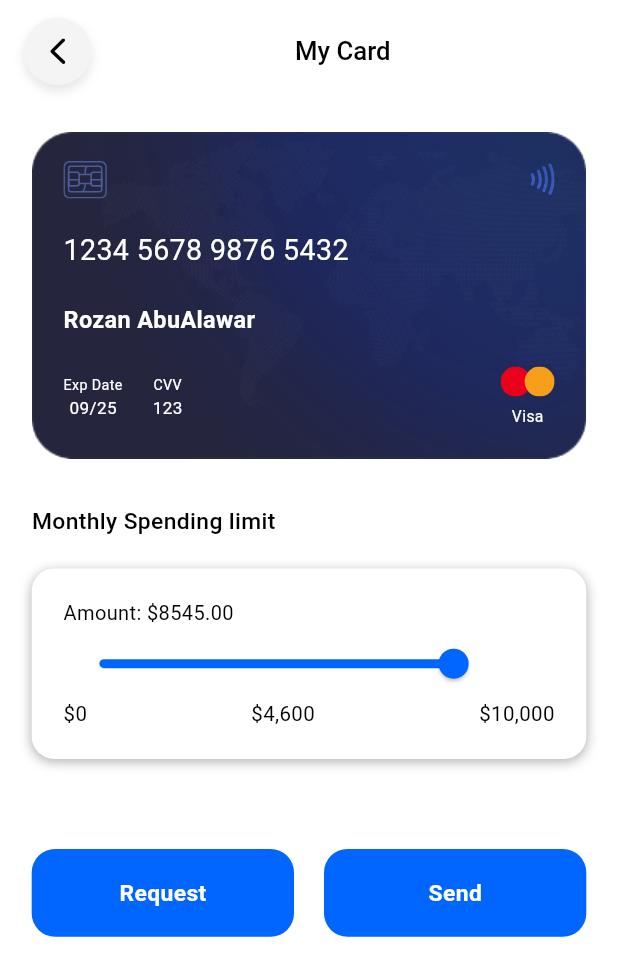
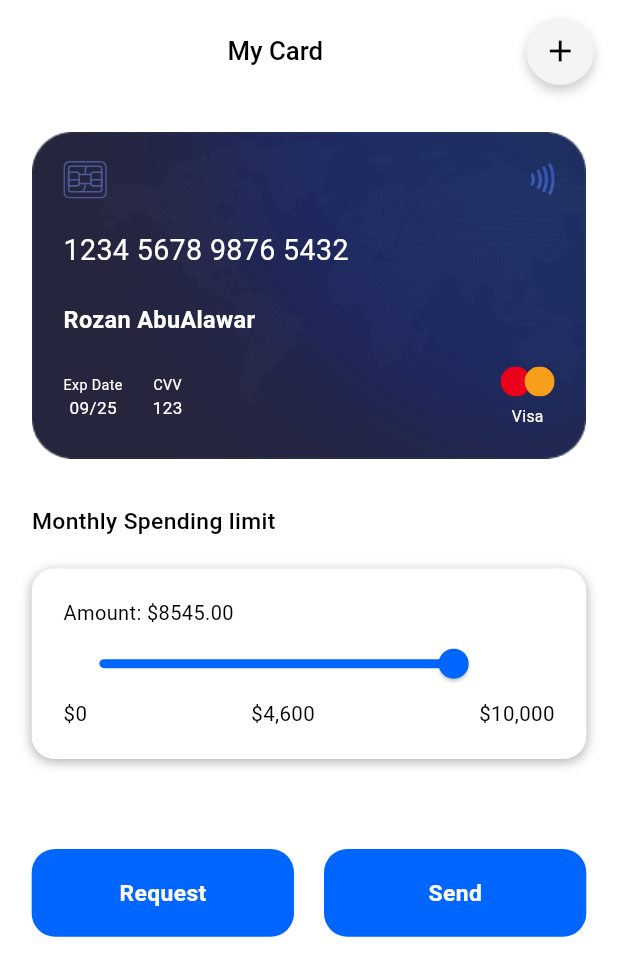
Before and after one commit to rozan-alawar/BankPick, a Flutter app: the CardScreen screen opened directly, on a phone screen of 412 x 824 dp. Shown: the top 976 px of the screen. Run offline on Flutter 3.47's test engine with Material 3 defaults, Android fonts, the phone set to English and light mode, and no system bars; our stand-ins replace dio, easy_localization, fl_chart, flutter_screenutil, flutter_spinkit, flutter_svg and 2 more; accounts and stored records are empty.

Commit message:
Refactor code

```diff
--- a/lib/config/theme/theme_manager.dart
+++ b/lib/config/theme/theme_manager.dart
@@ -123,6 +123,7 @@
 // }
 
 
+import 'package:dakakeen/config/theme/color_manager.dart';
 import 'package:flutter/material.dart';
 
 class ThemeDataStyle {
@@ -130,9 +131,11 @@ class ThemeDataStyle {
   static ThemeData light = ThemeData(
     useMaterial3: true,
     brightness: Brightness.light,
+    appBarTheme: const AppBarTheme(backgroundColor: ColorManager.transparent),
     colorScheme: ColorScheme.light(
+
       background: Colors.grey.shade100,
-      primary: Colors.deepPurple.shade200,
+      primary: ColorManager.primary,
       secondary: Colors.deepPurple.shade300,
     ),
   );
@@ -140,11 +143,14 @@ class ThemeDataStyle {
   static ThemeData dark = ThemeData(
     useMaterial3: true,
     brightness: Brightness.dark,
+    appBarTheme: const AppBarTheme(backgroundColor: ColorManager.transparent),
     colorScheme: ColorScheme.dark(
       background: Colors.grey.shade900,
-      primary: Colors.deepPurple.shade500,
+      primary: ColorManager.primary,
       secondary: Colors.deepPurple.shade700,
+
     ),
+
   );
 
 }
--- a/lib/controller/home_provider.dart
+++ b/lib/controller/home_provider.dart
@@ -13,10 +13,8 @@ import '../model/transaction_model.dart';
 import '../model/user_model.dart';
 
 class HomeProvider with ChangeNotifier {
-  String _name = 'Tanya Myroniuk';
-
   int _currentIndex = 0;
-  bool _isDark=false;
+  bool _isDark = false;
   double _spendingLimit = 8545;
   int get currentIndex => _currentIndex;
   User? _user = User(
@@ -26,7 +24,6 @@ class HomeProvider with ChangeNotifier {
     phoneNumber: '+8801712663389',
     birthDate: DateTime(2000, 9, 28),
     joinedDate: DateTime(2021, 1, 28),
-
     cards: [
       CardModel(
         cardNumber: '1234 5678 9876 5432',
@@ -47,8 +44,8 @@ class HomeProvider with ChangeNotifier {
 
   ThemeData _themeDataStyle = ThemeDataStyle.light;
 
-
   User? get user => _user;
+  bool get isDark => _isDark;
 
   void setUser(User user) {
     _user = user;
@@ -85,38 +82,36 @@ class HomeProvider with ChangeNotifier {
     notifyListeners();
   }
 
-  void addCard({ required GlobalKey<FormState> formkey, required CardModel newCard}) {
+  void addCard(
+      {required GlobalKey<FormState> formkey, required CardModel newCard}) {
     print(formkey.currentState?.validate());
-    if (formkey.currentState?.validate()??false) {
-
+    if (formkey.currentState?.validate() ?? false) {
       _user?.cards.add(newCard);
       notifyListeners();
       sl<NavigationService>().pop();
     }
   }
 
-  void changeTheme({required bool isDark}){
-    if(isDark){
-      _isDark=isDark;
-      _themeDataStyle=ThemeDataStyle.dark;
-    }else{
-      _isDark=isDark;
-
-      _themeDataStyle=ThemeDataStyle.light;
-
+  void changeTheme({required bool isDark}) {
+    if (isDark) {
+      _isDark = isDark;
+      _themeDataStyle = ThemeDataStyle.dark;
+    } else {
+      _isDark = isDark;
+      _themeDataStyle = ThemeDataStyle.light;
     }
     // _isDark=isDark;
 
     notifyListeners();
 
     print('in provider $_isDark');
-
   }
 
-  bool getThemeValue(){
+  bool getThemeValue() {
     return _isDark;
   }
-  ThemeData getTheme(){
+
+  ThemeData getTheme() {
     return _themeDataStyle;
   }
 }
--- a/lib/core/common_widget/circular_card.dart
+++ b/lib/core/common_widget/circular_card.dart
@@ -21,7 +21,7 @@ class CircularCard extends StatelessWidget {
       decoration: BoxDecoration(
           boxShadow: [
             BoxShadow(
-              color: Colors.black.withOpacity(0.1),
+              color: Colors.black.withOpacity(0.2),
               blurRadius: 6,
               offset: const Offset(0, 4),
             )
--- a/lib/presentation/card/card_screen.dart
+++ b/lib/presentation/card/card_screen.dart
@@ -24,7 +24,20 @@ class CardScreen extends StatelessWidget {
   Widget build(BuildContext context) {
     final homeProvider = Provider.of<HomeProvider>(context);
     return Scaffold(
-      appBar: const PrimaryAppBar(title: 'My Card',withLeading:true,),
+      appBar: PrimaryAppBar(
+        title: 'My Card',
+        withLeading: false,
+        action: [
+          GestureDetector(
+            onTap: () => sl<NavigationService>().navigateTo(Routes.show_cards),
+            child: CircularCard(
+              widget: const Icon(Icons.add),
+              width: 45,
+              height: 45,
+            ),
+          ),
+        ],
+      ),
       body: Padding(
         padding: EdgeInsets.symmetric(horizontal: 20.w, vertical: 20.h),
         child: SingleChildScrollView(
@@ -45,9 +58,11 @@ class CardScreen extends StatelessWidget {
                 fontSize: 16.sp,
               ),
               20.height,
-              Provider.of<HomeProvider>(context).getTheme() == ThemeDataStyle.light?
-              Container(
-                padding: EdgeInsets.symmetric(horizontal: 20.w, vertical: 20.h),
+              Provider.of<HomeProvider>(context).getTheme() ==
+                      ThemeDataStyle.light
+                  ? Container(
+                      padding: EdgeInsets.symmetric(
+                          horizontal: 20.w, vertical: 20.h),
                       decoration: BoxDecoration(
                         boxShadow: [
                           BoxShadow(
@@ -73,7 +88,8 @@ class CardScreen extends StatelessWidget {
                             min: 0,
                             max: 10000,
                             divisions: 100,
-                      label: homeProvider.spendingLimit.round().toString(),
+                            label:
+                                homeProvider.spendingLimit.round().toString(),
                             onChanged: (value) {
                               homeProvider.updateSpendingLimit(value);
                             },
@@ -81,15 +97,29 @@ class CardScreen extends StatelessWidget {
                           Row(
                             mainAxisAlignment: MainAxisAlignment.spaceBetween,
                             children: [
-                        Text('\$0', style: TextStyle(fontSize: 14.sp,color: Colors.black,)),
-                        Text('\$4,600', style: TextStyle(fontSize: 14.sp,color: Colors.black,)),
-                        Text('\$10,000', style: TextStyle(fontSize: 14.sp,color: Colors.black,)),
+                              Text('\$0',
+                                  style: TextStyle(
+                                    fontSize: 14.sp,
+                                    color: Colors.black,
+                                  )),
+                              Text('\$4,600',
+                                  style: TextStyle(
+                                    fontSize: 14.sp,
+                                    color: Colors.black,
+                                  )),
+                              Text('\$10,000',
+                                  style: TextStyle(
+                                    fontSize: 14.sp,
+                                    color: Colors.black,
+                                  )),
                             ],
                           ),
                         ],
                       ),
-              ) : Container(
-                padding: EdgeInsets.symmetric(horizontal: 20.w, vertical: 20.h),
+                    )
+                  : Container(
+                      padding: EdgeInsets.symmetric(
+                          horizontal: 20.w, vertical: 20.h),
                       decoration: BoxDecoration(
                         boxShadow: [
                           BoxShadow(
@@ -110,12 +140,13 @@ class CardScreen extends StatelessWidget {
                             color: Colors.white,
                           ),
                           Slider(
-                      activeColor:Colors.white,
+                            activeColor: Colors.white,
                             value: homeProvider.spendingLimit,
                             min: 0,
                             max: 10000,
                             divisions: 100,
-                      label: homeProvider.spendingLimit.round().toString(),
+                            label:
+                                homeProvider.spendingLimit.round().toString(),
                             onChanged: (value) {
                               homeProvider.updateSpendingLimit(value);
                             },
@@ -123,14 +154,26 @@ class CardScreen extends StatelessWidget {
                           Row(
                             mainAxisAlignment: MainAxisAlignment.spaceBetween,
                             children: [
-                        Text('\$0', style: TextStyle(fontSize: 14.sp,color: Colors.white,)),
-                        Text('\$4,600', style: TextStyle(fontSize: 14.sp,color: Colors.white,)),
-                        Text('\$10,000', style: TextStyle(fontSize: 14.sp,color: Colors.white,)),
+                              Text('\$0',
+                                  style: TextStyle(
+                                    fontSize: 14.sp,
+                                    color: Colors.white,
+                                  )),
+                              Text('\$4,600',
+                                  style: TextStyle(
+                                    fontSize: 14.sp,
+                                    color: Colors.white,
+                                  )),
+                              Text('\$10,000',
+                                  style: TextStyle(
+                                    fontSize: 14.sp,
+                                    color: Colors.white,
+                                  )),
                             ],
                           ),
                         ],
                       ),
-              ) ,
+                    ),
               60.height,
               Row(
                 children: [
@@ -151,7 +194,8 @@ class CardScreen extends StatelessWidget {
                   Expanded(
                     child: PrimaryButton(
                       color: ColorManager.primary,
-                      onPressed: ()=> sl<NavigationService>().navigateTo(Routes.send),
+                      onPressed: () =>
+                          sl<NavigationService>().navigateTo(Routes.send),
                       child: PrimaryText(
                         'Send',
                         fontWeight: FontWeight.w600,
--- a/lib/presentation/settings/settings_screen.dart
+++ b/lib/presentation/settings/settings_screen.dart
@@ -27,7 +27,7 @@ class SettingsScreen extends StatelessWidget {
         withLeading: false,
         action: [
           CircularCard(
-            widget: const Icon(Icons.logout_rounded,color: Colors.black),
+            widget:  Icon(Icons.logout_rounded,color:homeProvider.isDark??false?Colors.white:Colors.black ),
             width: 45,
             height: 45,
           ),
--- a/lib/presentation/statistic/notification_screen.dart
+++ b/lib/presentation/statistic/notification_screen.dart
@@ -1,6 +1,8 @@
+import 'package:dakakeen/controller/home_provider.dart';
 import 'package:dakakeen/core/extensions/empty_space_extension.dart';
 import 'package:flutter/material.dart';
 import 'package:flutter_screenutil/flutter_screenutil.dart';
+import 'package:provider/provider.dart';
 
 import '../../core/common_widget/primary_appbar.dart';
 import '../../core/common_widget/primary_text.dart';
@@ -11,6 +13,7 @@ class NotificationScreen extends StatelessWidget {
 
   @override
   Widget build(BuildContext context) {
+    final homeProvider = Provider.of<HomeProvider>(context);
     return Scaffold(
       appBar: const PrimaryAppBar(
         title: 'Notification',
@@ -24,7 +27,7 @@ class NotificationScreen extends StatelessWidget {
           return Container(
             margin: EdgeInsetsDirectional.symmetric(horizontal: 8.w),
             padding: EdgeInsetsDirectional.symmetric(vertical: 8.w),
-            decoration: BoxDecoration(color: Colors.white, boxShadow: [
+            decoration: BoxDecoration(color: (homeProvider.isDark??false)?Colors.black: Colors.white, boxShadow: [
               BoxShadow(
                 color: Colors.black.withOpacity(0.4),
                 offset: const Offset(0, 2),
--- a/lib/presentation/statistic/statistics_screen.dart
+++ b/lib/presentation/statistic/statistics_screen.dart
@@ -1,10 +1,12 @@
 import 'package:dakakeen/config/theme/assets_manager.dart';
+import 'package:dakakeen/controller/home_provider.dart';
 import 'package:dakakeen/core/extensions/empty_space_extension.dart';
 import 'package:dakakeen/presentation/home/transactions_list_section.dart';
 import 'package:flutter/material.dart';
 import 'package:flutter_screenutil/flutter_screenutil.dart';
 import 'package:fl_chart/fl_chart.dart';
 import 'package:flutter_svg/flutter_svg.dart';
+import 'package:provider/provider.dart';
 
 import '../../config/routes/routes.dart';
 import '../../config/theme/color_manager.dart';
@@ -19,14 +21,14 @@ class StatisticsScreen extends StatelessWidget {
 
   @override
   Widget build(BuildContext context) {
+    final homeProvider =Provider.of<HomeProvider>(context);
     return Scaffold(
       appBar:  PrimaryAppBar(title: 'Statistics',withLeading: false,action: [ GestureDetector(
         onTap: () =>
             sl<NavigationService>().navigateTo(Routes.notification),
         child: CircularCard(
           widget: SvgPicture.asset(
-            IconAssets.notification,
-            color: Colors.black,
+            IconAssets.notification,color:homeProvider.isDark??false?Colors.white:Colors.black,
           ),
           width: 45,
           height: 45,
```
Also changed, not shown: lib/main.dart (+3 -6 lines), lib/presentation/card/request_screen.dart (+5 -3 lines), lib/presentation/card/send_money_screen.dart (+23 -17 lines), lib/presentation/home/profile_section.dart (+9 -6 lines), lib/presentation/home/transaction_buttons_section.dart (+11 -10 lines). Lines whose indentation alone changed are shown as unchanged.
